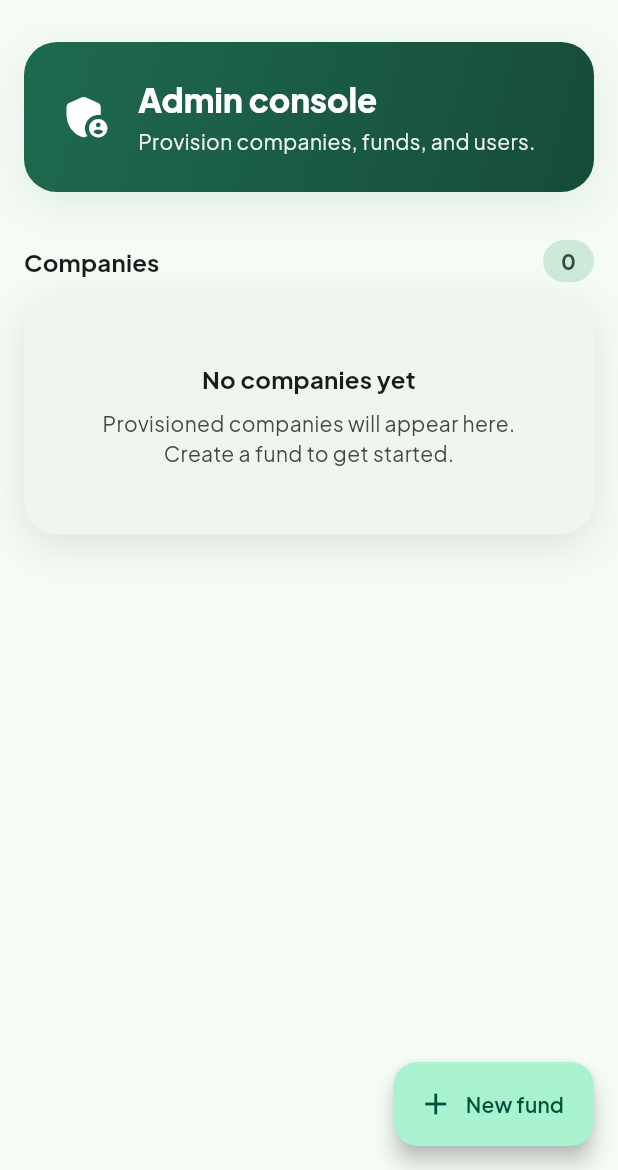
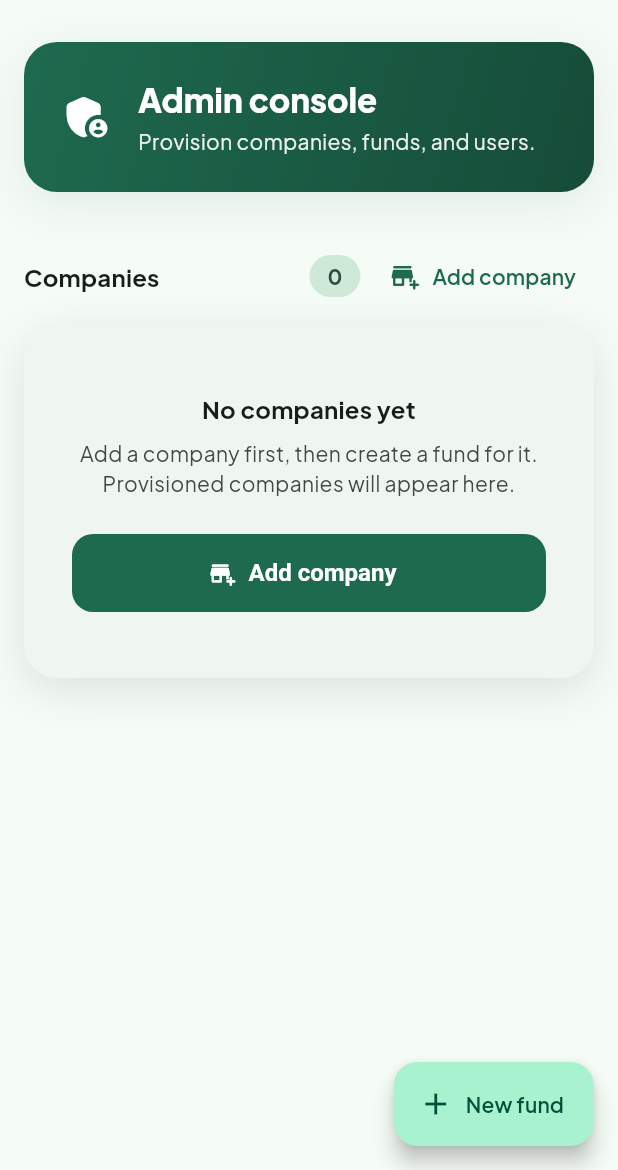
Before and after one commit to kagawerror/revolving-app, a Flutter app: the AdminHomeScreen screen opened by its route, after a tap on "Let's Go", on a phone screen of 412 x 824 dp, the part 66-1236 px from its top. Run offline on Flutter 3.47's test engine with Material 3 defaults, Android fonts, the phone set to English and light mode, and no system bars; drawn by our look-alikes of flutter_animate; our stand-ins replace cached_network_image, cloud_firestore, equatable, firebase_auth, firebase_core, flutter_image_compress and 6 more; missing offline and left inert: onesignal_flutter; accounts and stored records are empty.

Commit message:
feat(companies): admin add-company maintenance UI
Wire the existing CompanyRepository.create() into the admin home screen so
admins can provision companies from the app instead of seeding Firestore by
hand. Adds a name-only dialog with an in-dialog busy/retry state (stays open
on failure), an "Add company" action in the Companies section header, and an
in-place action on the empty state. Presentation-only — the repository,
firestore.rules (allow create: if isAdmin()), and role-gating already existed.

Co-Authored-By: Claude Opus 4.8 (1M context) <noreply@anthropic.com>

```diff
--- a/lib/features/companies/presentation/admin_home_screen.dart
+++ b/lib/features/companies/presentation/admin_home_screen.dart
@@ -3,6 +3,7 @@ import 'package:flutter_animate/flutter_animate.dart';
 import 'package:flutter_riverpod/flutter_riverpod.dart';
 import 'package:go_router/go_router.dart';
 
+import '../../../core/error/failure_ui.dart';
 import '../../../core/theme/app_tokens.dart';
 import '../../../core/widgets/app_list_tile.dart';
 import '../../../core/widgets/empty_state.dart';
@@ -13,6 +14,7 @@ import '../../../core/widgets/surface_card.dart';
 import '../../companies/domain/company.dart';
 import '../../dashboard/presentation/dashboard_screen.dart';
 import '../../messaging/presentation/messaging_providers.dart';
+import 'add_company_dialog.dart';
 import 'admin_providers.dart';
 
 /// Admin landing screen: provisioned companies + the entry point to create a
@@ -21,6 +23,22 @@ import 'admin_providers.dart';
 /// are all preserved exactly.
 class AdminHomeScreen extends ConsumerWidget {
   const AdminHomeScreen({super.key});
+
+  Future<void> _handleAddCompany(BuildContext context, WidgetRef ref) async {
+    final added = await showAddCompanyDialog(
+      context,
+      onSubmit: (name) async {
+        final res = await ref.read(companyRepositoryProvider).create(name);
+        if (!context.mounted) return false;
+        return res.showOnError(context); // true on success, snackbar on error
+      },
+    );
+    if (added != null && context.mounted) {
+      ScaffoldMessenger.of(context).showSnackBar(
+        const SnackBar(content: Text('Company added')),
+      );
+    }
+  }
 
   @override
   Widget build(BuildContext context, WidgetRef ref) {
@@ -49,16 +67,20 @@ class AdminHomeScreen extends ConsumerWidget {
       body: companies.when(
         loading: () => const _AdminSkeleton(),
         error: (e, _) => _AdminError(message: 'Error: $e'),
-        data: (list) => _AdminBody(companies: list),
+        data: (list) => _AdminBody(
+          companies: list,
+          onAddCompany: () => _handleAddCompany(context, ref),
+        ),
       ),
     );
   }
 }
 
 class _AdminBody extends StatelessWidget {
-  const _AdminBody({required this.companies});
+  const _AdminBody({required this.companies, required this.onAddCompany});
 
   final List<Company> companies;
+  final VoidCallback onAddCompany;
 
   @override
   Widget build(BuildContext context) {
@@ -69,7 +91,23 @@ class _AdminBody extends StatelessWidget {
         const SizedBox(height: AppTokens.lg),
         SectionHeader(
           title: 'Companies',
-          trailing: _CountBadge(companies.length),
+          trailing: Row(
+            mainAxisSize: MainAxisSize.min,
+            children: [
+              _CountBadge(companies.length),
+              const SizedBox(width: AppTokens.sm),
+              TextButton.icon(
+                onPressed: onAddCompany,
+                icon: const Icon(Icons.add_business_rounded, size: 20),
+                label: const Text('Add company'),
+                style: TextButton.styleFrom(
+                  minimumSize: const Size(0, 48),
+                  padding:
+                      const EdgeInsets.symmetric(horizontal: AppTokens.md),
+                ),
+              ),
+            ],
+          ),
         ),
         SurfaceCard(
           padding: const EdgeInsets.symmetric(
@@ -77,14 +115,18 @@ class _AdminBody extends StatelessWidget {
             vertical: AppTokens.xs,
           ),
           child: companies.isEmpty
-              ? const Padding(
-                  padding: EdgeInsets.symmetric(vertical: AppTokens.lg),
+              ? Padding(
+                  padding: const EdgeInsets.symmetric(vertical: AppTokens.lg),
                   child: EmptyState(
                     title: 'No companies yet',
-                    message:
-                        'Provisioned companies will appear here. Create a fund '
-                        'to get started.',
+                    message: 'Add a company first, then create a fund for it. '
+                        'Provisioned companies will appear here.',
                     showMascot: false,
+                    action: FilledButton.icon(
+                      onPressed: onAddCompany,
+                      icon: const Icon(Icons.add_business_rounded),
+                      label: const Text('Add company'),
+                    ),
                   ),
                 )
               : Column(
```
Also changed, not shown: lib/features/companies/presentation/add_company_dialog.dart (added, +100 -0 lines), 2 other files.
